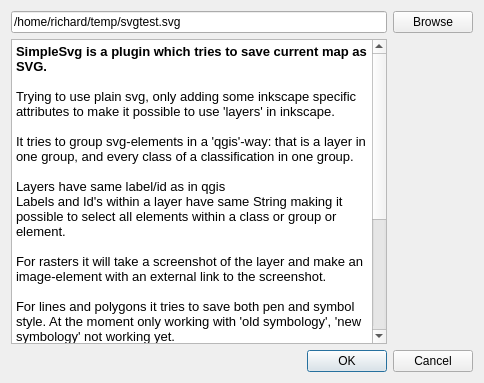
Qt form src/simplesvg/Ui_SimpleSvg.ui (rduivenvoorde/simplesvg) before a commit.
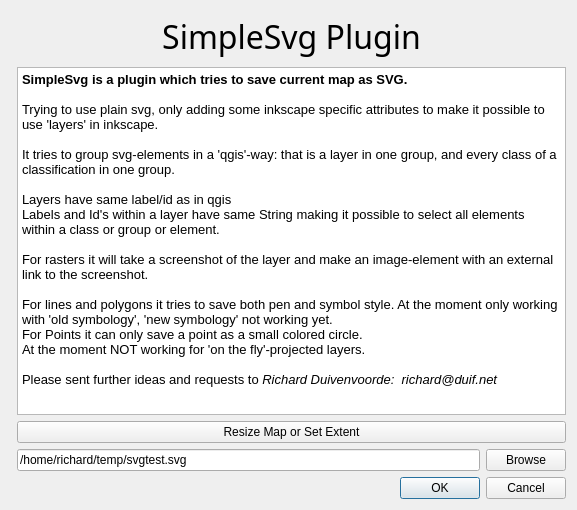
The same form after that commit.

Commit message: some fixes in unique value old classification, removed print, addition of mapresizer, new dialog

```diff
--- a/src/simplesvg/Ui_SimpleSvg.ui
+++ b/src/simplesvg/Ui_SimpleSvg.ui
@@ -6,29 +6,49 @@
    <rect>
     <x>0</x>
     <y>0</y>
-    <width>484</width>
-    <height>383</height>
+    <width>577</width>
+    <height>510</height>
    </rect>
   </property>
   <property name="windowTitle">
    <string>SimpleSvg</string>
   </property>
   <layout class="QGridLayout" name="gridLayout">
-   <item row="0" column="0">
+   <item row="0" column="1" colspan="2">
+    <widget class="QLabel" name="txtHeading">
+     <property name="maximumSize">
+      <size>
+       <width>16777215</width>
+       <height>50</height>
+      </size>
+     </property>
+     <property name="font">
+      <font>
+       <family>Sans Serif</family>
+       <pointsize>24</pointsize>
+       <weight>50</weight>
+       <italic>false</italic>
+       <bold>false</bold>
+       <underline>false</underline>
+       <strikeout>false</strikeout>
+      </font>
+     </property>
+     <property name="text">
+      <string>SimpleSvg Plugin</string>
+     </property>
+     <property name="alignment">
+      <set>Qt::AlignCenter</set>
+     </property>
+    </widget>
+   </item>
+   <item row="3" column="1">
     <widget class="QLineEdit" name="txtFileName">
      <property name="text">
       <string>/home/richard/temp/svgtest.svg</string>
      </property>
     </widget>
    </item>
-   <item row="0" column="1">
-    <widget class="QPushButton" name="btnBrowse">
-     <property name="text">
-      <string>Browse</string>
-     </property>
-    </widget>
-   </item>
-   <item row="3" column="0" colspan="2">
+   <item row="4" column="0" colspan="3">
     <widget class="QDialogButtonBox" name="buttonBox">
      <property name="orientation">
       <enum>Qt::Horizontal</enum>
@@ -38,7 +58,21 @@
      </property>
     </widget>
    </item>
-   <item row="1" column="0">
+   <item row="3" column="2">
+    <widget class="QPushButton" name="btnBrowse">
+     <property name="text">
+      <string>Browse</string>
+     </property>
+    </widget>
+   </item>
+   <item row="2" column="1" colspan="2">
+    <widget class="QPushButton" name="btnResizeMap">
+     <property name="text">
+      <string>Resize Map or Set Extent</string>
+     </property>
+    </widget>
+   </item>
+   <item row="1" column="1" colspan="2">
     <widget class="QTextEdit" name="textEdit">
      <property name="sizePolicy">
       <sizepolicy hsizetype="Expanding" vsizetype="Preferred">
@@ -53,32 +87,23 @@
       <string>&lt;!DOCTYPE HTML PUBLIC &quot;-//W3C//DTD HTML 4.0//EN&quot; &quot;http://www.w3.org/TR/REC-html40/strict.dtd&quot;&gt;
 &lt;html&gt;&lt;head&gt;&lt;meta name=&quot;qrichtext&quot; content=&quot;1&quot; /&gt;&lt;style type=&quot;text/css&quot;&gt;
 p, li { white-space: pre-wrap; }
-&lt;/style&gt;&lt;/head&gt;&lt;body style=&quot; font-family:'Ubuntu'; font-size:10pt; font-weight:400; font-style:normal;&quot;&gt;
-&lt;p style=&quot; margin-top:0px; margin-bottom:0px; margin-left:0px; margin-right:0px; -qt-block-indent:0; text-indent:0px;&quot;&gt;&lt;span style=&quot; font-family:'Sans Serif'; font-weight:600;&quot;&gt;SimpleSvg is a plugin which tries to save current map as SVG.&lt;/span&gt;&lt;/p&gt;
-&lt;p style=&quot;-qt-paragraph-type:empty; margin-top:0px; margin-bottom:0px; margin-left:0px; margin-right:0px; -qt-block-indent:0; text-indent:0px; font-family:'Sans Serif';&quot;&gt;&lt;/p&gt;
-&lt;p style=&quot; margin-top:0px; margin-bottom:0px; margin-left:0px; margin-right:0px; -qt-block-indent:0; text-indent:0px;&quot;&gt;&lt;span style=&quot; font-family:'Sans Serif';&quot;&gt;Trying to use plain svg, only adding some inkscape specific attributes to make it possible to use 'layers' in inkscape.&lt;/span&gt;&lt;/p&gt;
-&lt;p style=&quot;-qt-paragraph-type:empty; margin-top:0px; margin-bottom:0px; margin-left:0px; margin-right:0px; -qt-block-indent:0; text-indent:0px; font-family:'Sans Serif';&quot;&gt;&lt;/p&gt;
-&lt;p style=&quot; margin-top:0px; margin-bottom:0px; margin-left:0px; margin-right:0px; -qt-block-indent:0; text-indent:0px;&quot;&gt;&lt;span style=&quot; font-family:'Sans Serif';&quot;&gt;It tries to group svg-elements in a 'qgis'-way: that is a layer in one group, and every class of a classification in one group.&lt;/span&gt;&lt;/p&gt;
-&lt;p style=&quot;-qt-paragraph-type:empty; margin-top:0px; margin-bottom:0px; margin-left:0px; margin-right:0px; -qt-block-indent:0; text-indent:0px; font-family:'Sans Serif';&quot;&gt;&lt;/p&gt;
-&lt;p style=&quot; margin-top:0px; margin-bottom:0px; margin-left:0px; margin-right:0px; -qt-block-indent:0; text-indent:0px;&quot;&gt;&lt;span style=&quot; font-family:'Sans Serif';&quot;&gt;Layers have same label/id as in qgis&lt;/span&gt;&lt;/p&gt;
-&lt;p style=&quot; margin-top:0px; margin-bottom:0px; margin-left:0px; margin-right:0px; -qt-block-indent:0; text-indent:0px;&quot;&gt;&lt;span style=&quot; font-family:'Sans Serif';&quot;&gt;Labels and Id's within a layer have same String making it possible to select all elements within a class or group or element.&lt;/span&gt;&lt;/p&gt;
-&lt;p style=&quot;-qt-paragraph-type:empty; margin-top:0px; margin-bottom:0px; margin-left:0px; margin-right:0px; -qt-block-indent:0; text-indent:0px; font-family:'Sans Serif';&quot;&gt;&lt;/p&gt;
-&lt;p style=&quot; margin-top:0px; margin-bottom:0px; margin-left:0px; margin-right:0px; -qt-block-indent:0; text-indent:0px;&quot;&gt;&lt;span style=&quot; font-family:'Sans Serif';&quot;&gt;For rasters it will take a screenshot of the layer and make an image-element with an external link to the screenshot.&lt;/span&gt;&lt;/p&gt;
-&lt;p style=&quot;-qt-paragraph-type:empty; margin-top:0px; margin-bottom:0px; margin-left:0px; margin-right:0px; -qt-block-indent:0; text-indent:0px; font-family:'Sans Serif';&quot;&gt;&lt;/p&gt;
-&lt;p style=&quot; margin-top:0px; margin-bottom:0px; margin-left:0px; margin-right:0px; -qt-block-indent:0; text-indent:0px;&quot;&gt;&lt;span style=&quot; font-family:'Sans Serif';&quot;&gt;For lines and polygons it tries to save both pen and symbol style. At the moment only working with 'old symbology', 'new symbology' not working yet.&lt;/span&gt;&lt;/p&gt;
-&lt;p style=&quot; margin-top:0px; margin-bottom:0px; margin-left:0px; margin-right:0px; -qt-block-indent:0; text-indent:0px;&quot;&gt;&lt;span style=&quot; font-family:'Sans Serif';&quot;&gt;For Points it can only save a point as a small colored circle.&lt;/span&gt;&lt;/p&gt;
-&lt;p style=&quot; margin-top:0px; margin-bottom:0px; margin-left:0px; margin-right:0px; -qt-block-indent:0; text-indent:0px;&quot;&gt;&lt;span style=&quot; font-family:'Sans Serif';&quot;&gt;At the moment NOT working for 'on the fly'-projected layers.&lt;/span&gt;&lt;/p&gt;
-&lt;p style=&quot;-qt-paragraph-type:empty; margin-top:0px; margin-bottom:0px; margin-left:0px; margin-right:0px; -qt-block-indent:0; text-indent:0px; font-family:'Sans Serif';&quot;&gt;&lt;/p&gt;
-&lt;p style=&quot; margin-top:0px; margin-bottom:0px; margin-left:0px; margin-right:0px; -qt-block-indent:0; text-indent:0px;&quot;&gt;&lt;span style=&quot; font-family:'Sans Serif';&quot;&gt;Please sent further ideas and requests to&lt;/span&gt;&lt;/p&gt;
-&lt;p style=&quot;-qt-paragraph-type:empty; margin-top:0px; margin-bottom:0px; margin-left:0px; margin-right:0px; -qt-block-indent:0; text-indent:0px; font-family:'Sans Serif';&quot;&gt;&lt;/p&gt;
-&lt;p style=&quot; margin-top:0px; margin-bottom:0px; margin-left:0px; margin-right:0px; -qt-block-indent:0; text-indent:0px;&quot;&gt;&lt;span style=&quot; font-family:'Sans Serif'; font-style:italic;&quot;&gt;Richard Duivenvoorde:  richard@duif.net&lt;/span&gt;&lt;/p&gt;
-&lt;p style=&quot;-qt-paragraph-type:empty; margin-top:0px; margin-bottom:0px; margin-left:0px; margin-right:0px; -qt-block-indent:0; text-indent:0px; font-family:'Sans Serif';&quot;&gt;&lt;/p&gt;
-&lt;p style=&quot; margin-top:0px; margin-bottom:0px; margin-left:0px; margin-right:0px; -qt-block-indent:0; text-indent:0px;&quot;&gt;&lt;span style=&quot; font-family:'Sans Serif';&quot;&gt;TODO's:&lt;/span&gt;&lt;/p&gt;
-&lt;p style=&quot; margin-top:0px; margin-bottom:0px; margin-left:0px; margin-right:0px; -qt-block-indent:0; text-indent:0px;&quot;&gt;&lt;span style=&quot; font-family:'Sans Serif';&quot;&gt;- make it work for 'on the fly'-projected layers&lt;/span&gt;&lt;/p&gt;
-&lt;p style=&quot; margin-top:0px; margin-bottom:0px; margin-left:0px; margin-right:0px; -qt-block-indent:0; text-indent:0px;&quot;&gt;&lt;span style=&quot; font-family:'Sans Serif';&quot;&gt;- add better gui (some options)&lt;/span&gt;&lt;/p&gt;
-&lt;p style=&quot; margin-top:0px; margin-bottom:0px; margin-left:0px; margin-right:0px; -qt-block-indent:0; text-indent:0px;&quot;&gt;&lt;span style=&quot; font-family:'Sans Serif';&quot;&gt;- make the label-attribute the 'label' of a svg element&lt;/span&gt;&lt;/p&gt;
-&lt;p style=&quot; margin-top:0px; margin-bottom:0px; margin-left:0px; margin-right:0px; -qt-block-indent:0; text-indent:0px;&quot;&gt;&lt;span style=&quot; font-family:'Sans Serif';&quot;&gt;- ...&lt;/span&gt;&lt;/p&gt;
-&lt;p style=&quot; margin-top:0px; margin-bottom:0px; margin-left:0px; margin-right:0px; -qt-block-indent:0; text-indent:0px;&quot;&gt;&lt;span style=&quot; font-family:'Sans Serif';&quot;&gt;Some TODO's&lt;/span&gt;&lt;/p&gt;&lt;/body&gt;&lt;/html&gt;</string>
+&lt;/style&gt;&lt;/head&gt;&lt;body style=&quot; font-family:'Ubuntu'; font-size:11pt; font-weight:400; font-style:normal;&quot;&gt;
+&lt;p style=&quot; margin-top:0px; margin-bottom:0px; margin-left:0px; margin-right:0px; -qt-block-indent:0; text-indent:0px;&quot;&gt;&lt;span style=&quot; font-family:'Sans Serif'; font-size:10pt; font-weight:600;&quot;&gt;SimpleSvg is a plugin which tries to save current map as SVG.&lt;/span&gt;&lt;/p&gt;
+&lt;p style=&quot;-qt-paragraph-type:empty; margin-top:0px; margin-bottom:0px; margin-left:0px; margin-right:0px; -qt-block-indent:0; text-indent:0px; font-family:'Sans Serif'; font-size:10pt;&quot;&gt;&lt;/p&gt;
+&lt;p style=&quot; margin-top:0px; margin-bottom:0px; margin-left:0px; margin-right:0px; -qt-block-indent:0; text-indent:0px;&quot;&gt;&lt;span style=&quot; font-family:'Sans Serif'; font-size:10pt;&quot;&gt;Trying to use plain svg, only adding some inkscape specific attributes to make it possible to use 'layers' in inkscape.&lt;/span&gt;&lt;/p&gt;
+&lt;p style=&quot;-qt-paragraph-type:empty; margin-top:0px; margin-bottom:0px; margin-left:0px; margin-right:0px; -qt-block-indent:0; text-indent:0px; font-family:'Sans Serif'; font-size:10pt;&quot;&gt;&lt;/p&gt;
+&lt;p style=&quot; margin-top:0px; margin-bottom:0px; margin-left:0px; margin-right:0px; -qt-block-indent:0; text-indent:0px;&quot;&gt;&lt;span style=&quot; font-family:'Sans Serif'; font-size:10pt;&quot;&gt;It tries to group svg-elements in a 'qgis'-way: that is a layer in one group, and every class of a classification in one group.&lt;/span&gt;&lt;/p&gt;
+&lt;p style=&quot;-qt-paragraph-type:empty; margin-top:0px; margin-bottom:0px; margin-left:0px; margin-right:0px; -qt-block-indent:0; text-indent:0px; font-family:'Sans Serif'; font-size:10pt;&quot;&gt;&lt;/p&gt;
+&lt;p style=&quot; margin-top:0px; margin-bottom:0px; margin-left:0px; margin-right:0px; -qt-block-indent:0; text-indent:0px;&quot;&gt;&lt;span style=&quot; font-family:'Sans Serif'; font-size:10pt;&quot;&gt;Layers have same label/id as in qgis&lt;/span&gt;&lt;/p&gt;
+&lt;p style=&quot; margin-top:0px; margin-bottom:0px; margin-left:0px; margin-right:0px; -qt-block-indent:0; text-indent:0px;&quot;&gt;&lt;span style=&quot; font-family:'Sans Serif'; font-size:10pt;&quot;&gt;Labels and Id's within a layer have same String making it possible to select all elements within a class or group or element.&lt;/span&gt;&lt;/p&gt;
+&lt;p style=&quot;-qt-paragraph-type:empty; margin-top:0px; margin-bottom:0px; margin-left:0px; margin-right:0px; -qt-block-indent:0; text-indent:0px; font-family:'Sans Serif'; font-size:10pt;&quot;&gt;&lt;/p&gt;
+&lt;p style=&quot; margin-top:0px; margin-bottom:0px; margin-left:0px; margin-right:0px; -qt-block-indent:0; text-indent:0px;&quot;&gt;&lt;span style=&quot; font-family:'Sans Serif'; font-size:10pt;&quot;&gt;For rasters it will take a screenshot of the layer and make an image-element with an external link to the screenshot.&lt;/span&gt;&lt;/p&gt;
+&lt;p style=&quot;-qt-paragraph-type:empty; margin-top:0px; margin-bottom:0px; margin-left:0px; margin-right:0px; -qt-block-indent:0; text-indent:0px; font-family:'Sans Serif'; font-size:10pt;&quot;&gt;&lt;/p&gt;
+&lt;p style=&quot; margin-top:0px; margin-bottom:0px; margin-left:0px; margin-right:0px; -qt-block-indent:0; text-indent:0px;&quot;&gt;&lt;span style=&quot; font-family:'Sans Serif'; font-size:10pt;&quot;&gt;For lines and polygons it tries to save both pen and symbol style. At the moment only working with 'old symbology', 'new symbology' not working yet.&lt;/span&gt;&lt;/p&gt;
+&lt;p style=&quot; margin-top:0px; margin-bottom:0px; margin-left:0px; margin-right:0px; -qt-block-indent:0; text-indent:0px;&quot;&gt;&lt;span style=&quot; font-family:'Sans Serif'; font-size:10pt;&quot;&gt;For Points it can only save a point as a small colored circle.&lt;/span&gt;&lt;/p&gt;
+&lt;p style=&quot; margin-top:0px; margin-bottom:0px; margin-left:0px; margin-right:0px; -qt-block-indent:0; text-indent:0px;&quot;&gt;&lt;span style=&quot; font-family:'Sans Serif'; font-size:10pt;&quot;&gt;At the moment NOT working for 'on the fly'-projected layers.&lt;/span&gt;&lt;/p&gt;
+&lt;p style=&quot;-qt-paragraph-type:empty; margin-top:0px; margin-bottom:0px; margin-left:0px; margin-right:0px; -qt-block-indent:0; text-indent:0px; font-family:'Sans Serif'; font-size:10pt;&quot;&gt;&lt;/p&gt;
+&lt;p style=&quot; margin-top:0px; margin-bottom:0px; margin-left:0px; margin-right:0px; -qt-block-indent:0; text-indent:0px;&quot;&gt;&lt;span style=&quot; font-family:'Sans Serif'; font-size:10pt;&quot;&gt;Please sent further ideas and requests to &lt;/span&gt;&lt;span style=&quot; font-family:'Sans Serif'; font-size:10pt; font-style:italic;&quot;&gt;Richard Duivenvoorde:  richard@duif.net&lt;/span&gt;&lt;/p&gt;&lt;/body&gt;&lt;/html&gt;</string>
      </property>
     </widget>
    </item>
```
The commit also changes 8 other files.
